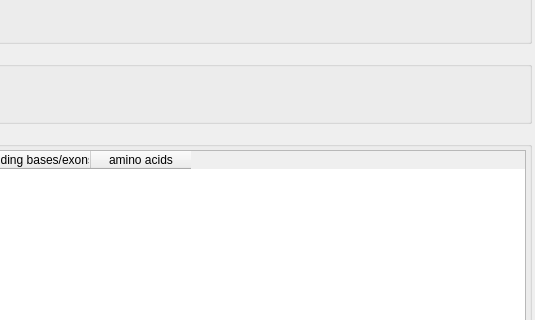
Above: src/GSvar/GeneWidget.ui from imgag/ngs-bits before the change; both pictures show x 319 to 854 and y 196 to 516 of the 854 by 757 pixel window. Below: the same form after it.
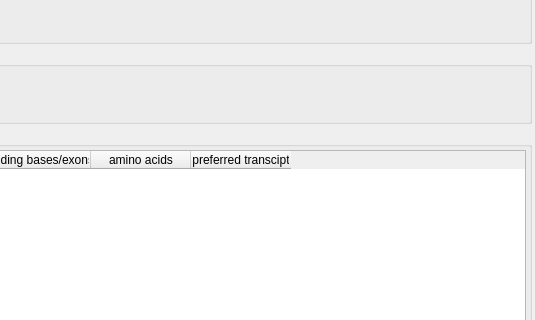
That is the form after the change. Icons and pictures are not drawn.

Commit message: GSvar: added preferred transcripts to gene tab.

Patch:
```diff
--- a/src/GSvar/GeneWidget.ui
+++ b/src/GSvar/GeneWidget.ui
@@ -607,6 +607,11 @@
           <string>amino acids</string>
          </property>
         </column>
+        <column>
+         <property name="text">
+          <string>preferred transcipt</string>
+         </property>
+        </column>
        </widget>
       </item>
      </layout>
```
The commit also changes 2 other files.
